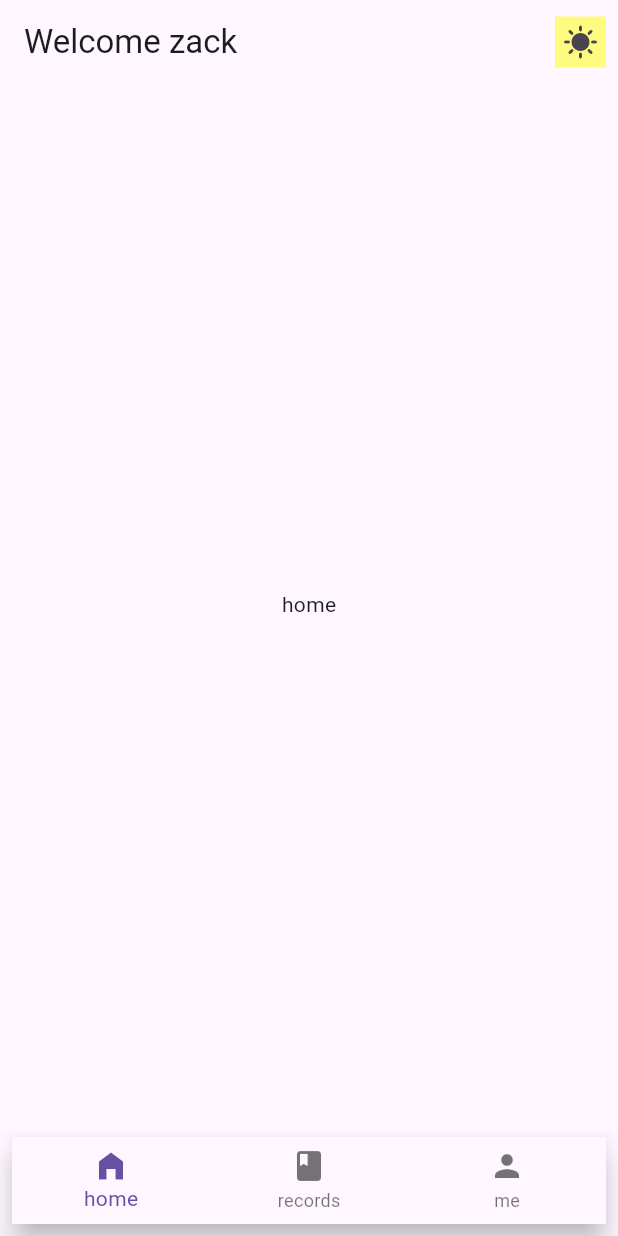
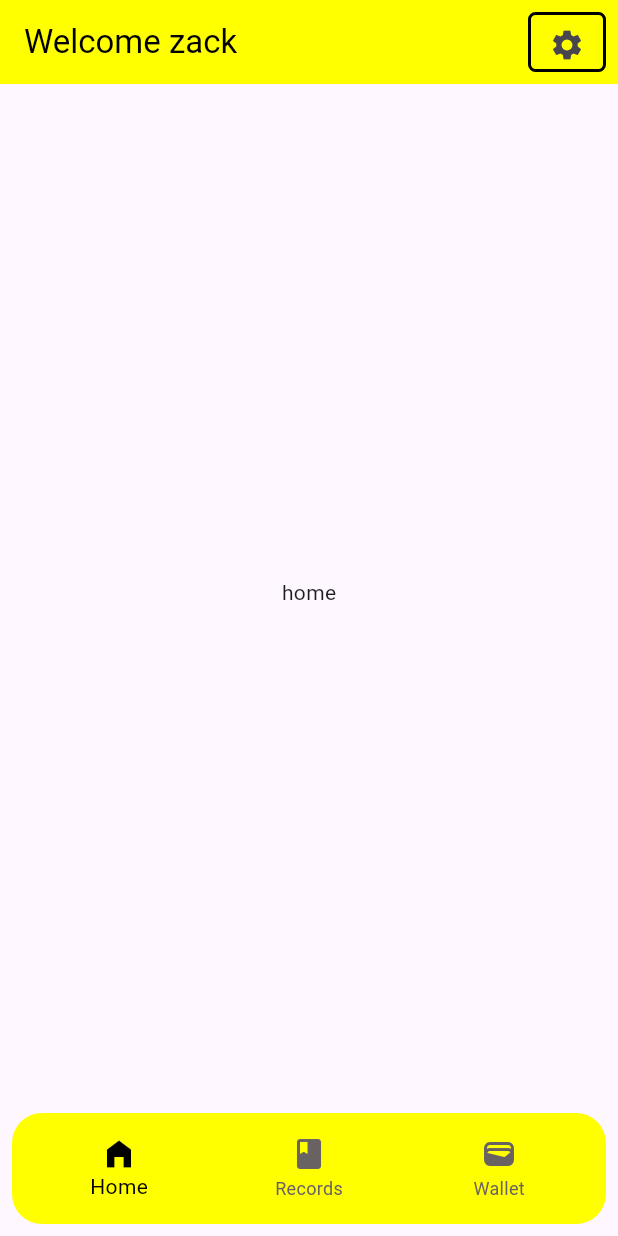
Before and after one commit to zakariairungu/dairy_farm_app, a Flutter app: the screen it shows after launch, on a phone screen of 412 x 824 dp. Run offline on Flutter 3.47's test engine with Material 3 defaults, Android fonts, the phone set to English and light mode, and no system bars; our stand-ins replace get, google_fonts, lottie.

Commit message:
added some features

```diff
--- a/lib/main.dart
+++ b/lib/main.dart
@@ -1,4 +1,3 @@
-
 import 'package:dairy_farm_app/src/features/dashboard/screens/dashboard.dart';
 import 'package:dairy_farm_app/src/utils/theme.dart/theme.dart';
 import 'package:flutter/material.dart';
@@ -19,7 +18,6 @@ class MyApp extends StatelessWidget {
         theme: FTheme.lightTheme,
         darkTheme: FTheme.darkTheme,
         themeMode: ThemeMode.system,
-      home: const Dashboard()
-    );
+        home: const Dashboard());
   }
 }
--- a/lib/src/constants/text.dart
+++ b/lib/src/constants/text.dart
@@ -5,3 +5,12 @@ const String fGetStartedTitle = "Lets Bring Records to Digital";
 const String fLogin = "Login";
 const String fForgotPassword = "Forgot Password ?";
 const String fForgotPasswordTitle = "Forgot Password";
+const String fSetting = "Setting";
+const String fHome = "Home";
+const String fProfile = "Profile";
+const String fRecords = "Records";
+const String fUserManagement = "Usermanagement";
+const String fThemeMode = "Theme Mode";
+const String fLogOut = "LogOut";
+const String fWallet = "Wallet";
+const String fBilling = "Billing";
--- a/lib/src/features/dashboard/screens/dashboard.dart
+++ b/lib/src/features/dashboard/screens/dashboard.dart
@@ -1,5 +1,7 @@
 import 'package:dairy_farm_app/src/constants/colors.dart';
+import 'package:dairy_farm_app/src/constants/text.dart';
 import 'package:dairy_farm_app/src/features/dashboard/controllers/dashboard_controller.dart';
+import 'package:dairy_farm_app/src/features/dashboard/dialog/setting_dialog.dart';
 import 'package:dairy_farm_app/src/features/dashboard/screens/home/home.dart';
 import 'package:dairy_farm_app/src/features/dashboard/screens/profile/profile.dart';
 import 'package:dairy_farm_app/src/features/dashboard/screens/records/records.dart';
@@ -9,45 +11,66 @@ import 'package:get/get.dart';
 class Dashboard extends StatelessWidget {
   const Dashboard({super.key});
 
-
   @override
   Widget build(BuildContext context) {
+    final List<Widget> pages = [const Home(), const Records(), const Profile()];
 
-    final List<Widget> pages=[
-      const Home(),
-      const Records(),
-      const Profile()
-    ];
-
-    final controller=Get.put(DashboardController());
+    final controller = Get.put(DashboardController());
+    final bool isDark =
+        MediaQuery.of(context).platformBrightness == Brightness.dark;
     return Scaffold(
       appBar: AppBar(
-        title: const Text("Welcome zack"),
+        backgroundColor: isDark ? blackColor : primaryColor,
+        title: Text(
+          "Welcome zack",
+          style: Theme.of(context).textTheme.titleLarge,
+        ),
         actions: [
           Padding(
             padding: const EdgeInsets.all(8.0),
             child: Container(
-              padding: const EdgeInsets.all(5),
               decoration: BoxDecoration(
-                color: primaryColor.withOpacity(.5)
+                  color: primaryColor,
+                  borderRadius: BorderRadius.circular(5),
+                  border: Border.all(width: 2, color: blackColor)),
+              child: IconButton(
+                onPressed: () {
+                  setting(context, isDark);
+                },
+                icon: const Icon(Icons.settings),
               ),
-              child: const Icon(Icons.sunny),
             ),
           ),
         ],
       ),
-      body: Obx(()=>pages[controller.selectedIndex.value]),
-      bottomNavigationBar: Obx(()=>
-        Padding(
-          padding: const EdgeInsets.all(8.0),
-          child: BottomNavigationBar(
-            currentIndex: controller.selectedIndex.value,
-            onTap: controller.isTaped,
-            items: const [
-              BottomNavigationBarItem(icon: Icon(Icons.home_filled),label: "home",),
-              BottomNavigationBarItem(icon: Icon(Icons.book),label: "records",),
-              BottomNavigationBarItem(icon: Icon(Icons.person),label: "me",),
-            ]
+      body: Obx(() => pages[controller.selectedIndex.value]),
+      bottomNavigationBar: Padding(
+        padding: const EdgeInsets.all(8.0),
+        child: Obx(
+          () => Container(
+            padding: const EdgeInsets.all(8.0),
+            decoration: BoxDecoration(
+              color: isDark ? blackColor : primaryColor,
+              borderRadius: BorderRadius.circular(20),
+            ),
+            child: BottomNavigationBar(
+                type: BottomNavigationBarType.fixed,
+                currentIndex: controller.selectedIndex.value,
+                onTap: controller.isTaped,
+                items: const [
+                  BottomNavigationBarItem(
+                    icon: Icon(Icons.home_filled),
+                    label: fHome,
+                  ),
+                  BottomNavigationBarItem(
+                    icon: Icon(Icons.book),
+                    label: fRecords,
+                  ),
+                  BottomNavigationBarItem(
+                    icon: Icon(Icons.wallet),
+                    label: fWallet,
+                  ),
+                ]),
           ),
         ),
       ),
--- a/lib/src/utils/theme.dart/theme.dart
+++ b/lib/src/utils/theme.dart/theme.dart
@@ -1,4 +1,5 @@
 import 'package:dairy_farm_app/src/constants/colors.dart';
+import 'package:dairy_farm_app/src/utils/theme.dart/theme_widget/bottom_nav_theme.dart';
 import 'package:dairy_farm_app/src/utils/theme.dart/theme_widget/elevated_button_theme.dart';
 import 'package:dairy_farm_app/src/utils/theme.dart/theme_widget/input_decoration_data_theme.dart';
 import 'package:dairy_farm_app/src/utils/theme.dart/theme_widget/text_theme.dart';
@@ -12,8 +13,9 @@ class FTheme {
     elevatedButtonTheme: FElevatedButtonTheme.lightTheme,
     inputDecorationTheme: FInputDecorationDataTheme.lightTheme,
     textSelectionTheme: TextSelectionThemeData(
-    cursorColor: blackColor,
-  ),
+      cursorColor: blackColor,
+    ),
+    bottomNavigationBarTheme: FBottomNavigationBarTheme.lightTheme
   );
   static ThemeData darkTheme = ThemeData(
     brightness: Brightness.dark,
@@ -21,7 +23,8 @@ class FTheme {
     elevatedButtonTheme: FElevatedButtonTheme.darkTheme,
     inputDecorationTheme: FInputDecorationDataTheme.darkTheme,
     textSelectionTheme: TextSelectionThemeData(
-    cursorColor: primaryColor,
-  ),
+      cursorColor: primaryColor,
+    ),
+    bottomNavigationBarTheme: FBottomNavigationBarTheme.darkTheme
   );
 }
--- a/lib/src/utils/theme.dart/theme_widget/bottom_nav_theme.dart
+++ b/lib/src/utils/theme.dart/theme_widget/bottom_nav_theme.dart
@@ -5,14 +5,15 @@ class FBottomNavigationBarTheme {
   static BottomNavigationBarThemeData lightTheme = BottomNavigationBarThemeData(
     selectedItemColor: blackColor,
     unselectedItemColor: greyColor,
-    backgroundColor: const Color.fromARGB(255, 255, 255, 255),
-    elevation: 10
+    backgroundColor: Colors.transparent,
+    type: BottomNavigationBarType.fixed,
+    elevation: 0
   );
 
   static BottomNavigationBarThemeData darkTheme = BottomNavigationBarThemeData(
     selectedItemColor: primaryColor,
     unselectedItemColor: const Color.fromARGB(255, 214, 194, 11),
-    backgroundColor: Colors.grey[800],
-    elevation: 10
+    backgroundColor: Colors.transparent,
+    elevation: 0
   );
 }
--- a/pubspec.yaml
+++ b/pubspec.yaml
@@ -41,6 +41,8 @@ dependencies:
   lottie: ^3.1.0
   google_fonts: ^6.2.0
   get: ^4.6.6
+
+  line_icons: ^2.0.3
 
 dev_dependencies:
   flutter_test:
```
Also changed, not shown: lib/src/features/dashboard/controllers/dashboard_controller.dart (+12 -0 lines), lib/src/features/dashboard/dialog/setting_dialog.dart (added, +89 -0 lines), pubspec.lock. Lines whose indentation alone changed are shown as unchanged.
